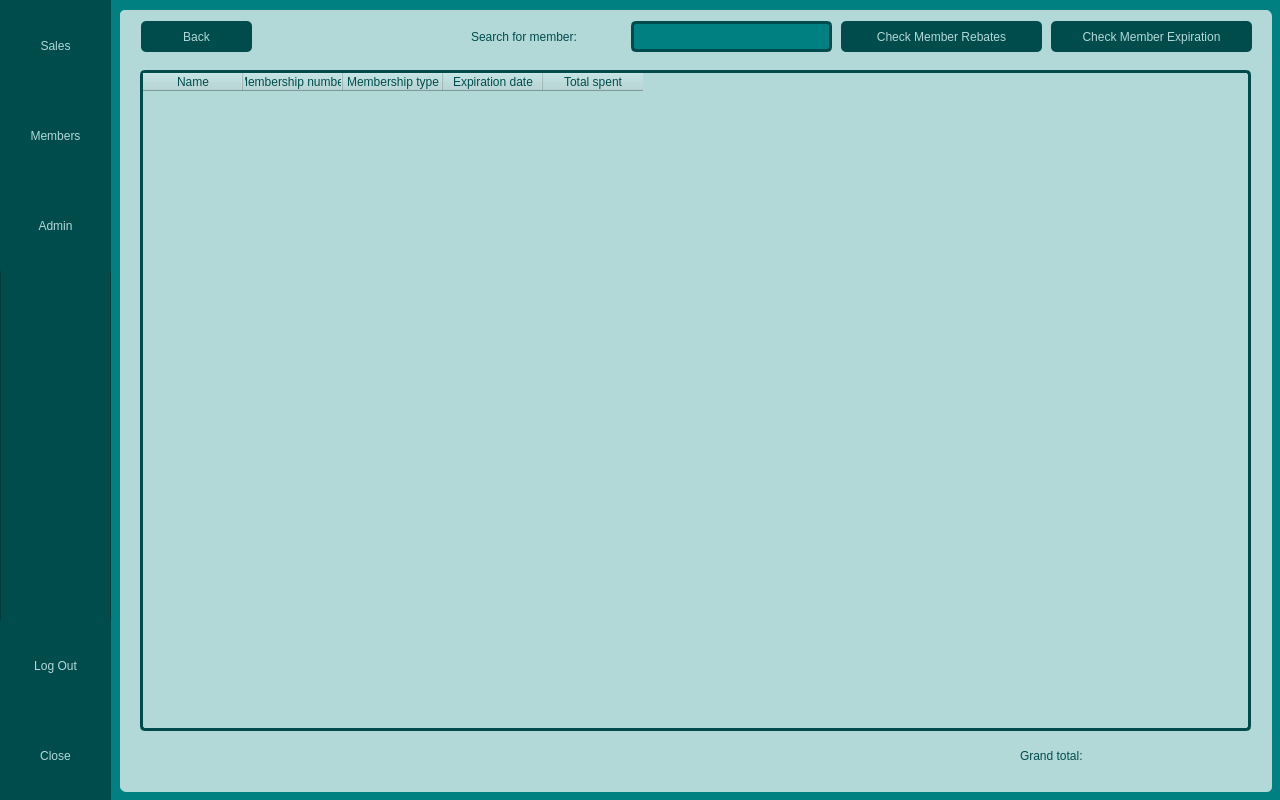
Old version of the form mainwindow.ui in the repository schwei322/CS1C-Project2.
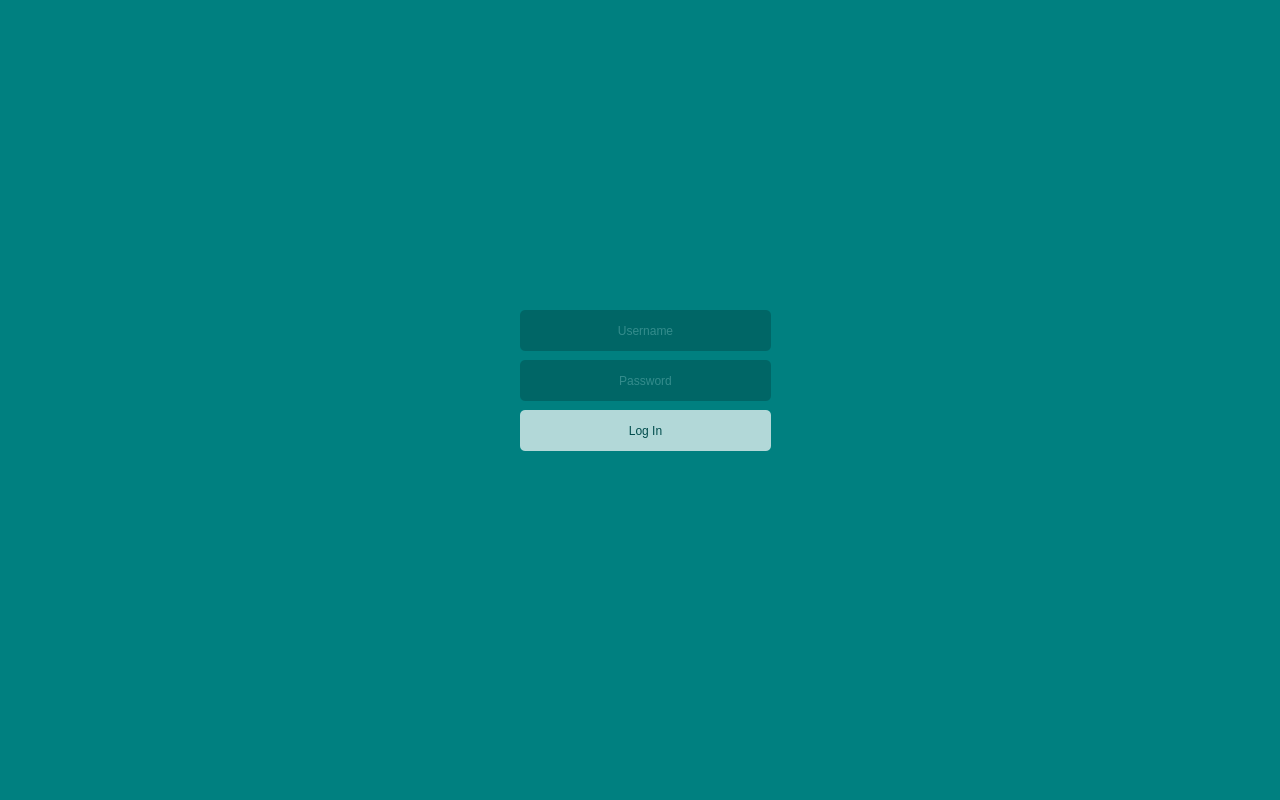
New version of the form.

Commit message: clone and add the story 12 and 13.

Patch:
```diff
--- a/mainwindow.ui
+++ b/mainwindow.ui
@@ -455,6 +455,11 @@
          <string>Total spent</string>
         </property>
        </column>
+       <column>
+        <property name="text">
+         <string>Status</string>
+        </property>
+       </column>
       </widget>
       <widget class="QLabel" name="memberTotalLabel">
        <property name="geometry">
@@ -1387,6 +1392,8 @@
     <zorder>sales</zorder>
     <zorder>members</zorder>
    </widget>
+   <zorder>mainPanel</zorder>
+   <zorder>loginPanel</zorder>
   </widget>
  </widget>
  <resources/>
```
The commit also changes 1 other file.
